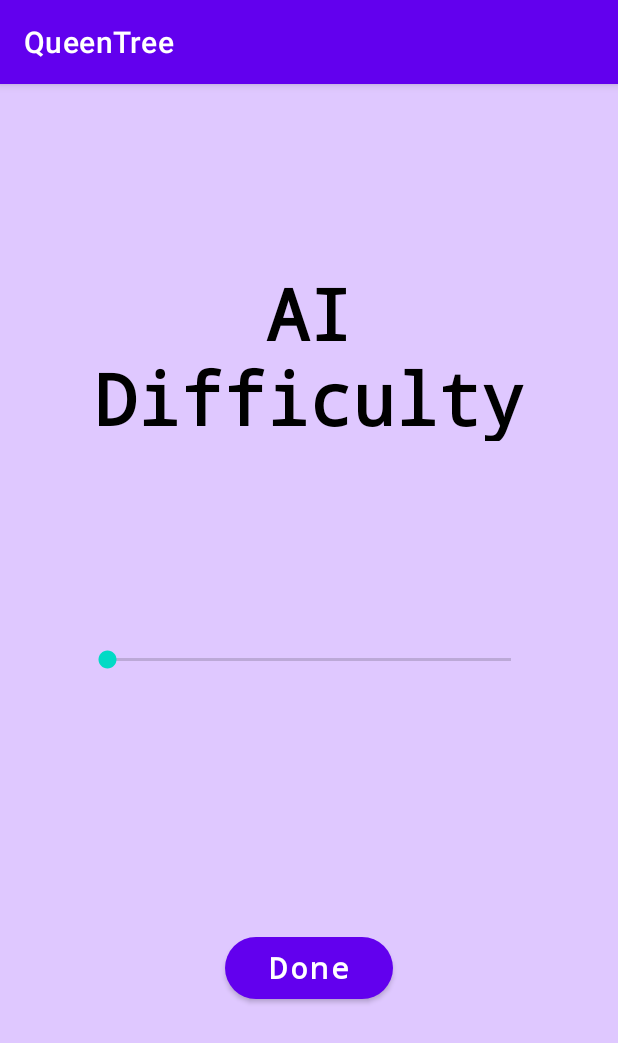
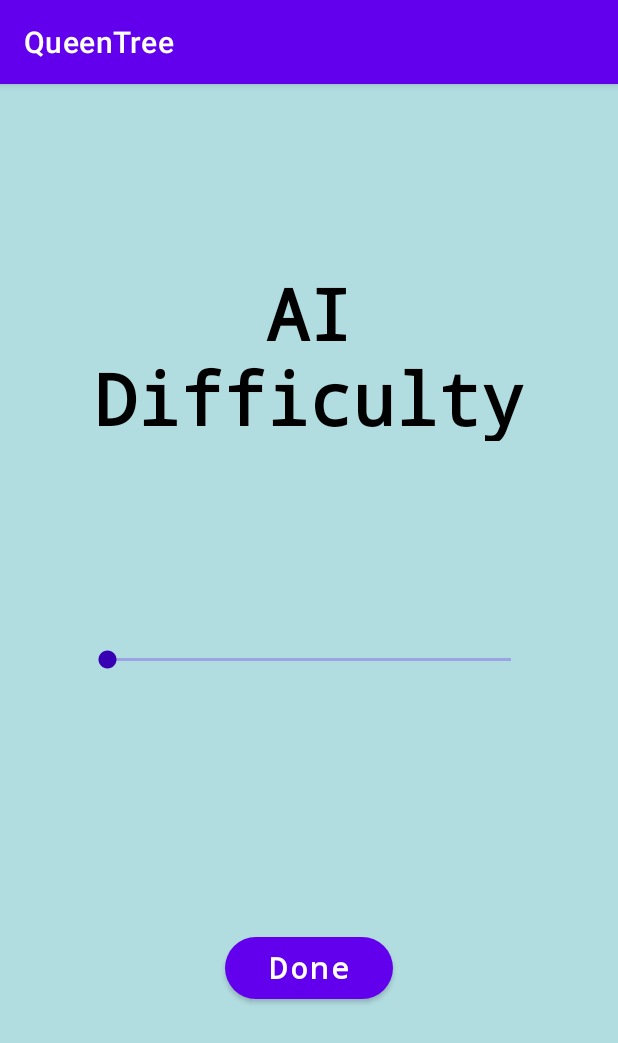
Before and after one commit to rozzit/N-Queens, an Android app: the SelectAIDifficultyActivity screen opened directly, with no data from a screen before it, on a phone screen of 412 x 824 dp. Shown: the top 1043 px of the screen. Run offline under Robolectric (Android 15) with nearby library versions, the phone set to English and light mode, and no system bars.

Commit message:
Changed colors of UI

```diff
--- a/app/src/main/res/layout/activity_select_ai_difficulty.xml
+++ b/app/src/main/res/layout/activity_select_ai_difficulty.xml
@@ -11,6 +11,10 @@
         android:id="@+id/seekBar2"
         android:layout_width="301dp"
         android:layout_height="52dp"
+        android:foregroundTint="#FFFFFF"
+        android:progressBackgroundTint="@color/purple_500"
+        android:progressTint="@color/purple_700"
+        android:thumbTint="@color/purple_700"
         app:layout_constraintBottom_toBottomOf="parent"
         app:layout_constraintEnd_toEndOf="parent"
         app:layout_constraintHorizontal_bias="0.5"
--- a/app/src/main/res/values/colors.xml
+++ b/app/src/main/res/values/colors.xml
@@ -7,5 +7,6 @@
     <color name="teal_700">#FF018786</color>
     <color name="black">#FF000000</color>
     <color name="white">#FFFFFFFF</color>
-    <color name="background">#DFC8FF</color>
+    <color name="background">#b1dce0</color>
+    <!-- <color name="background">#DFC8FF</color> -->
 </resources>
```
